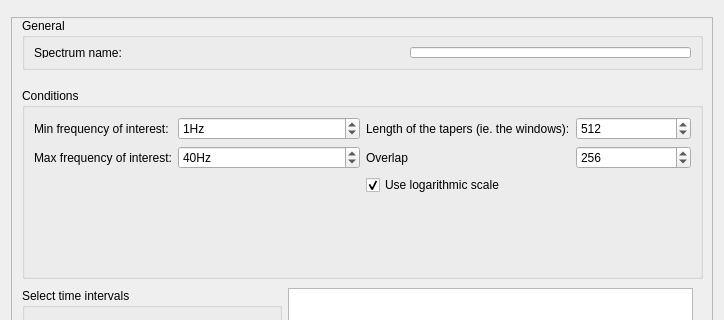
cibr-jyu/meggie, file designer_ui_files/powerSpectrumDialogUi.ui: the form before one commit; both pictures show x 0 to 724 and y 0 to 320 of the 724 by 665 pixel window.
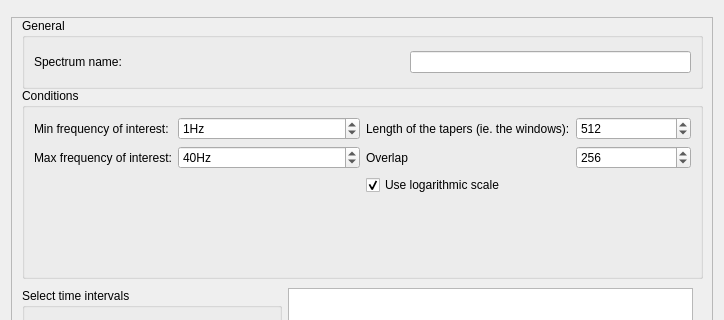
The form after the commit.

```diff
--- a/designer_ui_files/powerSpectrumDialogUi.ui
+++ b/designer_ui_files/powerSpectrumDialogUi.ui
@@ -24,8 +24,8 @@
        <rect>
         <x>0</x>
         <y>0</y>
-        <width>702</width>
-        <height>603</height>
+        <width>704</width>
+        <height>608</height>
        </rect>
       </property>
       <property name="minimumSize">
@@ -391,7 +391,7 @@
          <x>10</x>
          <y>0</y>
          <width>681</width>
-         <height>52</height>
+         <height>71</height>
         </rect>
        </property>
        <property name="title">
```
